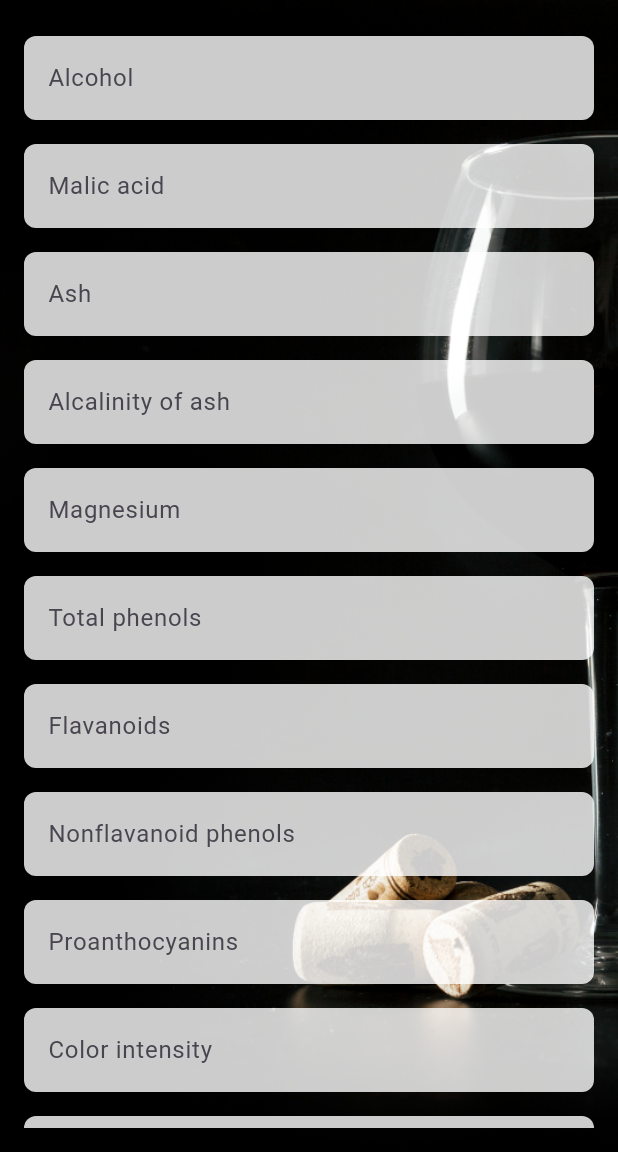
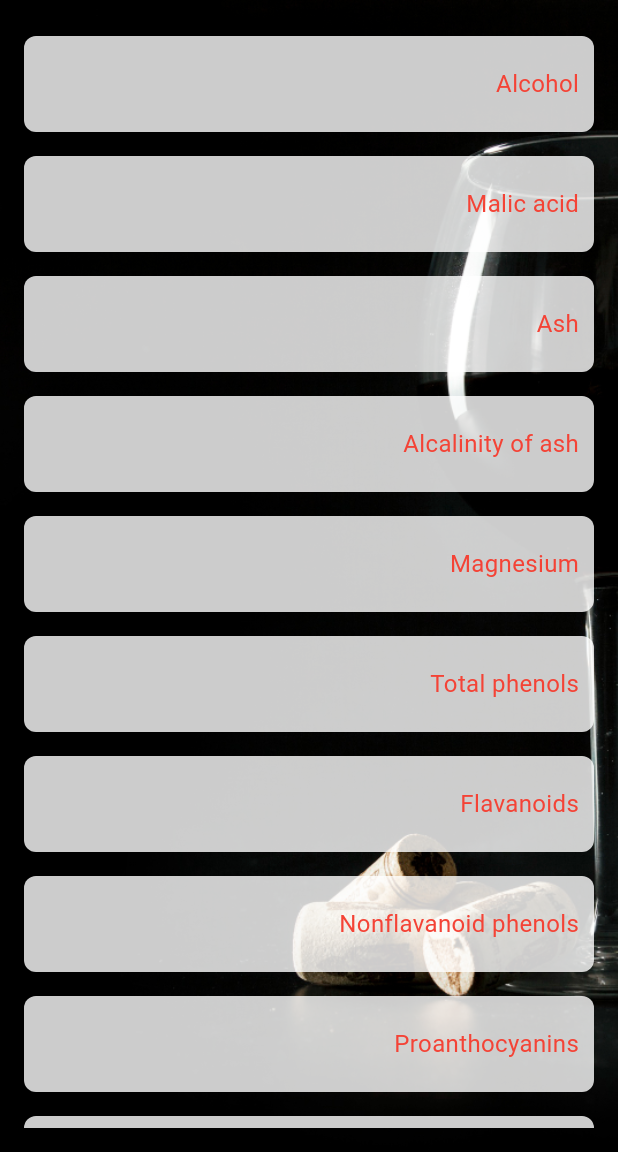
Before and after one commit to Tripp808/Oche_Ankeli-Linear-Regression, a Flutter app: the screen it shows after launch, on a phone screen of 412 x 824 dp, the part 84-1236 px from its top. Run offline on Flutter 3.47's test engine with Material 3 defaults, Android fonts, the phone set to English and light mode, and no system bars.

Commit message:
few additions to the app and UI

```diff
--- a/Flutter App/wine_prediction_app/lib/main.dart
+++ b/Flutter App/wine_prediction_app/lib/main.dart
@@ -85,10 +85,33 @@ class _PredictionPageState extends State<PredictionPage> {
                   ...List.generate(13, (index) {
                     return Padding(
                       padding: const EdgeInsets.symmetric(vertical: 8.0),
-                      child: TextFormField(
+                      child: Stack(
+                        children: [
+                          TextFormField(
                             controller: _controllers[index],
                             decoration: InputDecoration(
-                          labelText: [
+                              filled: true,
+                              fillColor: Colors.white.withOpacity(0.8),
+                              border: OutlineInputBorder(
+                                borderRadius: BorderRadius.circular(8.0),
+                                borderSide: BorderSide.none,
+                              ),
+                              contentPadding: const EdgeInsets.symmetric(horizontal: 10.0, vertical: 20.0),
+                            ),
+                            style: const TextStyle(fontSize: 16.0),
+                            keyboardType: TextInputType.number,
+                            validator: (value) {
+                              if (value == null || value.isEmpty) {
+                                return 'Please enter a value';
+                              }
+                              return null;
+                            },
+                          ),
+                          Positioned(
+                            right: 10,
+                            top: 20,
+                            child: Text(
+                              [
                                 'Alcohol',
                                 'Malic acid',
                                 'Ash',
@@ -103,20 +126,10 @@ class _PredictionPageState extends State<PredictionPage> {
                                 'OD280/OD315 of diluted wines',
                                 'Proline'
                               ][index],
-                          filled: true,
-                          fillColor: Colors.white.withOpacity(0.8),
-                          border: OutlineInputBorder(
-                            borderRadius: BorderRadius.circular(8.0),
-                            borderSide: BorderSide.none,
+                              style: const TextStyle(color: Colors.red, fontSize: 16.0),
                             ),
                           ),
-                        keyboardType: TextInputType.number,
-                        validator: (value) {
-                          if (value == null || value.isEmpty) {
-                            return 'Please enter a value';
-                          }
-                          return null;
-                        },
+                        ],
                       ),
                     );
                   }),
```
Lines whose indentation alone changed are shown as unchanged.
